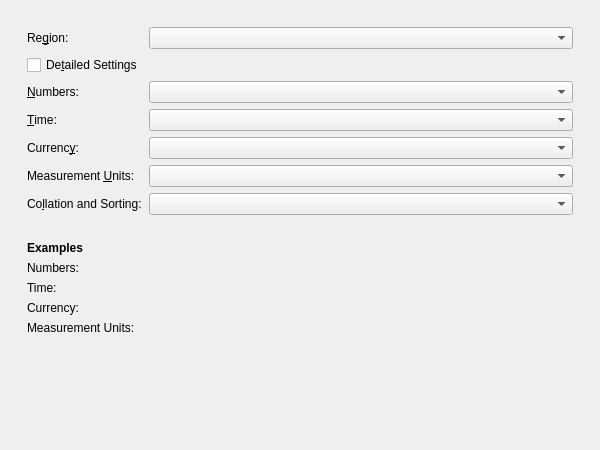
lxqt/lxqt-config, file lxqt-config-locale/localeconfig.ui: the form before one commit.
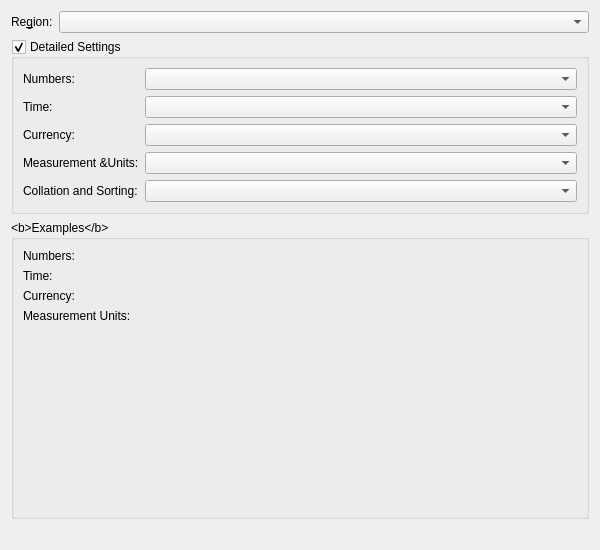
The form after the commit. Custom widgets are drawn as their Qt base class.

The edit to the form file:
```diff
--- a/lxqt-config-locale/localeconfig.ui
+++ b/lxqt-config-locale/localeconfig.ui
@@ -8,39 +8,15 @@
     <x>0</x>
     <y>0</y>
     <width>600</width>
-    <height>450</height>
+    <height>550</height>
    </rect>
   </property>
-  <layout class="QVBoxLayout" name="verticalLayout">
-   <item>
-    <spacer name="verticalSpacer_2">
-     <property name="orientation">
-      <enum>Qt::Vertical</enum>
-     </property>
-     <property name="sizeType">
-      <enum>QSizePolicy::Fixed</enum>
-     </property>
-     <property name="sizeHint" stdset="0">
-      <size>
-       <width>20</width>
-       <height>16</height>
-      </size>
-     </property>
-    </spacer>
-   </item>
-   <item>
     <layout class="QGridLayout" name="gridLayout">
-     <item row="0" column="1">
+   <item row="0" column="0">
       <layout class="QFormLayout" name="formLayout">
        <property name="fieldGrowthPolicy">
         <enum>QFormLayout::ExpandingFieldsGrow</enum>
        </property>
-       <property name="horizontalSpacing">
-        <number>6</number>
-       </property>
-       <property name="verticalSpacing">
-        <number>6</number>
-       </property>
        <item row="0" column="0">
         <widget class="QLabel" name="label_10">
          <property name="text">
@@ -70,56 +46,52 @@
          </property>
         </widget>
        </item>
-       <item row="1" column="0">
-        <widget class="QCheckBox" name="checkDetailed">
-         <property name="text">
-          <string>De&amp;tailed Settings</string>
-         </property>
-        </widget>
-       </item>
-       <item row="2" column="0">
-        <widget class="QLabel" name="labelNumbers">
-         <property name="text">
-          <string>&amp;Numbers:</string>
-         </property>
-         <property name="alignment">
-          <set>Qt::AlignLeading|Qt::AlignLeft|Qt::AlignVCenter</set>
-         </property>
-         <property name="buddy">
-          <cstring>comboNumbers</cstring>
-         </property>
-        </widget>
-       </item>
+     <item row="1" column="0" colspan="2">
+      <widget class="QGroupBox" name="checkDetailed">
+       <property name="sizePolicy">
+        <sizepolicy hsizetype="Expanding" vsizetype="Preferred">
+         <horstretch>0</horstretch>
+         <verstretch>0</verstretch>
+        </sizepolicy>
+       </property>
+       <property name="title">
+        <string>Detailed Settings</string>
+       </property>
+       <property name="checkable">
+        <bool>true</bool>
+       </property>
+       <layout class="QFormLayout" name="formLayout_2">
+        <property name="sizeConstraint">
+         <enum>QLayout::SetMaximumSize</enum>
+        </property>
+        <item row="0" column="0" colspan="2">
+         <widget class="QWidget" name="formWidget_2" native="true">
+          <property name="sizePolicy">
+           <sizepolicy hsizetype="Preferred" vsizetype="Preferred">
+            <horstretch>0</horstretch>
+            <verstretch>0</verstretch>
+           </sizepolicy>
+          </property>
+          <property name="autoFillBackground">
+           <bool>false</bool>
+          </property>
+          <layout class="QGridLayout" name="gridLayout_3">
+           <property name="sizeConstraint">
+            <enum>QLayout::SetMaximumSize</enum>
+           </property>
+           <property name="leftMargin">
+            <number>0</number>
+           </property>
+           <property name="topMargin">
+            <number>0</number>
+           </property>
+           <property name="rightMargin">
+            <number>0</number>
+           </property>
+           <property name="bottomMargin">
+            <number>0</number>
+           </property>
        <item row="2" column="1">
-        <widget class="LXQtLocale::ComboBox" name="comboNumbers">
-         <property name="sizePolicy">
-          <sizepolicy hsizetype="Expanding" vsizetype="Fixed">
-           <horstretch>0</horstretch>
-           <verstretch>0</verstretch>
-          </sizepolicy>
-         </property>
-         <property name="minimumSize">
-          <size>
-           <width>300</width>
-           <height>0</height>
-          </size>
-         </property>
-        </widget>
-       </item>
-       <item row="3" column="0">
-        <widget class="QLabel" name="labelTime">
-         <property name="text">
-          <string>&amp;Time:</string>
-         </property>
-         <property name="alignment">
-          <set>Qt::AlignLeading|Qt::AlignLeft|Qt::AlignVCenter</set>
-         </property>
-         <property name="buddy">
-          <cstring>comboTime</cstring>
-         </property>
-        </widget>
-       </item>
-       <item row="3" column="1">
         <widget class="LXQtLocale::ComboBox" name="comboTime">
          <property name="sizePolicy">
           <sizepolicy hsizetype="Expanding" vsizetype="Fixed">
@@ -135,21 +107,8 @@
          </property>
         </widget>
        </item>
-       <item row="4" column="0">
-        <widget class="QLabel" name="labelCurrency">
-         <property name="text">
-          <string>Currenc&amp;y:</string>
-         </property>
-         <property name="alignment">
-          <set>Qt::AlignLeading|Qt::AlignLeft|Qt::AlignVCenter</set>
-         </property>
-         <property name="buddy">
-          <cstring>comboCurrency</cstring>
-         </property>
-        </widget>
-       </item>
        <item row="4" column="1">
-        <widget class="LXQtLocale::ComboBox" name="comboCurrency">
+            <widget class="LXQtLocale::ComboBox" name="comboMeasurement">
          <property name="sizePolicy">
           <sizepolicy hsizetype="Expanding" vsizetype="Fixed">
            <horstretch>0</horstretch>
@@ -164,7 +123,17 @@
          </property>
         </widget>
        </item>
-       <item row="5" column="0">
+           <item row="2" column="0">
+            <widget class="QLabel" name="labelTime">
+             <property name="text">
+              <string>Time:</string>
+             </property>
+             <property name="alignment">
+              <set>Qt::AlignLeading|Qt::AlignLeft|Qt::AlignVCenter</set>
+             </property>
+            </widget>
+           </item>
+           <item row="4" column="0">
         <widget class="QLabel" name="labelMeasurement">
          <property name="text">
           <string>Measurement &amp;Units:</string>
@@ -172,41 +141,29 @@
          <property name="alignment">
           <set>Qt::AlignLeading|Qt::AlignLeft|Qt::AlignVCenter</set>
          </property>
-         <property name="buddy">
-          <cstring>comboMeasurement</cstring>
+            </widget>
+           </item>
+           <item row="0" column="0">
+            <widget class="QLabel" name="labelNumbers">
+             <property name="text">
+              <string>Numbers:</string>
+             </property>
+             <property name="alignment">
+              <set>Qt::AlignLeading|Qt::AlignLeft|Qt::AlignVCenter</set>
+             </property>
+            </widget>
+           </item>
+           <item row="3" column="0">
+            <widget class="QLabel" name="labelCurrency">
+             <property name="text">
+              <string>Currency:</string>
+             </property>
+             <property name="alignment">
+              <set>Qt::AlignLeading|Qt::AlignLeft|Qt::AlignVCenter</set>
          </property>
         </widget>
        </item>
        <item row="5" column="1">
-        <widget class="LXQtLocale::ComboBox" name="comboMeasurement">
-         <property name="sizePolicy">
-          <sizepolicy hsizetype="Expanding" vsizetype="Fixed">
-           <horstretch>0</horstretch>
-           <verstretch>0</verstretch>
-          </sizepolicy>
-         </property>
-         <property name="minimumSize">
-          <size>
-           <width>300</width>
-           <height>0</height>
-          </size>
-         </property>
-        </widget>
-       </item>
-       <item row="6" column="0">
-        <widget class="QLabel" name="labelCollate">
-         <property name="text">
-          <string>Co&amp;llation and Sorting:</string>
-         </property>
-         <property name="alignment">
-          <set>Qt::AlignLeading|Qt::AlignLeft|Qt::AlignVCenter</set>
-         </property>
-         <property name="buddy">
-          <cstring>comboCollate</cstring>
-         </property>
-        </widget>
-       </item>
-       <item row="6" column="1">
         <widget class="LXQtLocale::ComboBox" name="comboCollate">
          <property name="sizePolicy">
           <sizepolicy hsizetype="Expanding" vsizetype="Fixed">
@@ -222,27 +179,81 @@
          </property>
         </widget>
        </item>
-       <item row="7" column="0">
-        <widget class="QLabel" name="label_6">
+           <item row="5" column="0">
+            <widget class="QLabel" name="labelCollate">
          <property name="text">
-          <string/>
+              <string>Collation and Sorting:</string>
          </property>
          <property name="alignment">
-          <set>Qt::AlignLeading|Qt::AlignLeft|Qt::AlignTop</set>
+              <set>Qt::AlignLeading|Qt::AlignLeft|Qt::AlignVCenter</set>
          </property>
         </widget>
        </item>
-       <item row="8" column="0">
-        <widget class="QLabel" name="labelMeasurement_2">
-         <property name="text">
+           <item row="3" column="1">
+            <widget class="LXQtLocale::ComboBox" name="comboCurrency">
+             <property name="sizePolicy">
+              <sizepolicy hsizetype="Expanding" vsizetype="Fixed">
+               <horstretch>0</horstretch>
+               <verstretch>0</verstretch>
+              </sizepolicy>
+             </property>
+             <property name="minimumSize">
+              <size>
+               <width>300</width>
+               <height>0</height>
+              </size>
+             </property>
+            </widget>
+           </item>
+           <item row="0" column="1">
+            <widget class="LXQtLocale::ComboBox" name="comboNumbers">
+             <property name="sizePolicy">
+              <sizepolicy hsizetype="Expanding" vsizetype="Fixed">
+               <horstretch>0</horstretch>
+               <verstretch>0</verstretch>
+              </sizepolicy>
+             </property>
+             <property name="minimumSize">
+              <size>
+               <width>300</width>
+               <height>0</height>
+              </size>
+             </property>
+             <property name="sizeAdjustPolicy">
+              <enum>QComboBox::AdjustToContentsOnFirstShow</enum>
+             </property>
+            </widget>
+           </item>
+          </layout>
+         </widget>
+        </item>
+       </layout>
+      </widget>
+     </item>
+     <item row="2" column="0" colspan="2">
+      <widget class="QGroupBox" name="groupBox_2">
+       <property name="enabled">
+        <bool>true</bool>
+       </property>
+       <property name="sizePolicy">
+        <sizepolicy hsizetype="Preferred" vsizetype="Expanding">
+         <horstretch>0</horstretch>
+         <verstretch>0</verstretch>
+        </sizepolicy>
+       </property>
+       <property name="title">
           <string>&lt;b&gt;Examples&lt;/b&gt;</string>
          </property>
-         <property name="alignment">
-          <set>Qt::AlignLeading|Qt::AlignLeft|Qt::AlignVCenter</set>
-         </property>
-        </widget>
-       </item>
-       <item row="9" column="0">
+       <property name="checkable">
+        <bool>false</bool>
+       </property>
+       <layout class="QFormLayout" name="formLayout_3">
+        <item row="0" column="0">
+         <layout class="QGridLayout" name="gridLayout_2">
+          <property name="sizeConstraint">
+           <enum>QLayout::SetMaximumSize</enum>
+          </property>
+          <item row="0" column="0">
         <widget class="QLabel" name="lexNumbers">
          <property name="text">
           <string>Numbers:</string>
@@ -252,7 +263,7 @@
          </property>
         </widget>
        </item>
-       <item row="9" column="1">
+          <item row="0" column="1">
         <widget class="QLabel" name="exampleNumbers">
          <property name="text">
           <string/>
@@ -262,7 +273,7 @@
          </property>
         </widget>
        </item>
-       <item row="10" column="0">
+          <item row="1" column="0">
         <widget class="QLabel" name="lexTime">
          <property name="text">
           <string>Time:</string>
@@ -272,7 +283,7 @@
          </property>
         </widget>
        </item>
-       <item row="10" column="1">
+          <item row="1" column="1">
         <widget class="QLabel" name="exampleTime">
          <property name="text">
           <string/>
@@ -282,7 +293,7 @@
          </property>
         </widget>
        </item>
-       <item row="11" column="0">
+          <item row="2" column="0">
         <widget class="QLabel" name="lexCurrency">
          <property name="text">
           <string>Currency:</string>
@@ -292,7 +303,7 @@
          </property>
         </widget>
        </item>
-       <item row="11" column="1">
+          <item row="2" column="1">
         <widget class="QLabel" name="exampleCurrency">
          <property name="text">
           <string/>
@@ -302,7 +313,7 @@
          </property>
         </widget>
        </item>
-       <item row="12" column="0">
+          <item row="3" column="0">
         <widget class="QLabel" name="lexMeasurement_2">
          <property name="text">
           <string>Measurement Units:</string>
@@ -312,7 +323,7 @@
          </property>
         </widget>
        </item>
-       <item row="12" column="1">
+          <item row="3" column="1">
         <widget class="QLabel" name="exampleMeasurement">
          <property name="text">
           <string/>
@@ -324,59 +335,23 @@
        </item>
       </layout>
      </item>
-     <item row="0" column="2">
-      <spacer name="horizontalSpacer_2">
-       <property name="orientation">
-        <enum>Qt::Horizontal</enum>
-       </property>
-       <property name="sizeType">
-        <enum>QSizePolicy::Fixed</enum>
-       </property>
-       <property name="sizeHint" stdset="0">
-        <size>
-         <width>16</width>
-         <height>20</height>
-        </size>
-       </property>
-      </spacer>
+       </layout>
+      </widget>
      </item>
-     <item row="0" column="0">
+    </layout>
+   </item>
+   <item row="1" column="0">
       <spacer name="horizontalSpacer">
        <property name="orientation">
         <enum>Qt::Horizontal</enum>
        </property>
-       <property name="sizeType">
-        <enum>QSizePolicy::Fixed</enum>
-       </property>
        <property name="sizeHint" stdset="0">
         <size>
-         <width>16</width>
+       <width>40</width>
          <height>20</height>
         </size>
        </property>
       </spacer>
-     </item>
-    </layout>
-   </item>
-   <item>
-    <spacer name="verticalSpacer_3">
-     <property name="orientation">
-      <enum>Qt::Vertical</enum>
-     </property>
-     <property name="sizeHint" stdset="0">
-      <size>
-       <width>20</width>
-       <height>32</height>
-      </size>
-     </property>
-    </spacer>
-   </item>
-   <item>
-    <widget class="QLabel" name="label_5">
-     <property name="text">
-      <string/>
-     </property>
-    </widget>
    </item>
   </layout>
  </widget>
```
Lines whose indentation alone changed are shown as unchanged.
